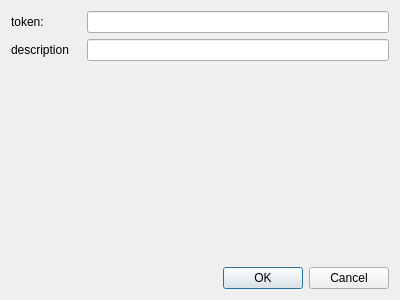
The window that editelementdialog.ui (przemekblasiak/petri-net-simulator) describes before a commit, drawn with Qt 5.
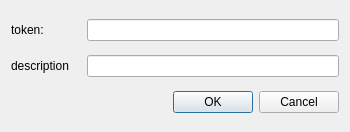
The same window after the commit.

Commit message: Changed dialog modality. Dialogs are now deleted if accepted or rejected.

The edit to the form file:
```diff
--- a/editelementdialog.ui
+++ b/editelementdialog.ui
@@ -6,10 +6,16 @@
    <rect>
     <x>0</x>
     <y>0</y>
-    <width>400</width>
-    <height>300</height>
+    <width>350</width>
+    <height>132</height>
    </rect>
   </property>
+  <property name="minimumSize">
+   <size>
+    <width>350</width>
+    <height>0</height>
+   </size>
+  </property>
   <property name="windowTitle">
    <string>Dialog</string>
   </property>
@@ -63,10 +69,13 @@
      <property name="orientation">
       <enum>Qt::Vertical</enum>
      </property>
+     <property name="sizeType">
+      <enum>QSizePolicy::Minimum</enum>
+     </property>
      <property name="sizeHint" stdset="0">
       <size>
-       <width>17</width>
-       <height>165</height>
+       <width>0</width>
+       <height>0</height>
       </size>
      </property>
     </spacer>
```
Left out of the diff: 35 changed lines with no effect on the pictures. The commit also changes 1 other file.
